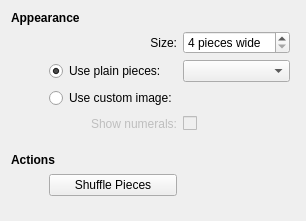
This is applets/fifteenPuzzle/src/fifteenPuzzleConfig.ui in KDE/kdeplasma-addons as Qt 5 draws it before an edit. The edited form follows.
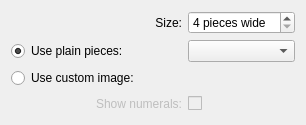
This is the edited form. Custom widgets are drawn as their Qt base class.

Commit message: * Don't apply config changes before the user presses OK. * Remove the shuffle button from the config dialog. * Only update the size of the puzzle if the user actually changed it. * Use configChanged() and configAccepted() properly. * Don't update pixmaps unless they need to be updated.

Patch:
```diff
--- a/applets/fifteenPuzzle/src/fifteenPuzzleConfig.ui
+++ b/applets/fifteenPuzzle/src/fifteenPuzzleConfig.ui
@@ -7,7 +7,7 @@
     <x>0</x>
     <y>0</y>
     <width>306</width>
-    <height>221</height>
+    <height>112</height>
    </rect>
   </property>
   <property name="windowTitle">
@@ -15,35 +15,6 @@
   </property>
   <layout class="QGridLayout" name="gridLayout">
    <item row="0" column="0" colspan="2">
-    <widget class="QLabel" name="label">
-     <property name="font">
-      <font>
-       <weight>75</weight>
-       <bold>true</bold>
-      </font>
-     </property>
-     <property name="text">
-      <string>Appearance</string>
-     </property>
-    </widget>
-   </item>
-   <item row="1" column="0">
-    <spacer name="horizontalSpacer">
-     <property name="orientation">
-      <enum>Qt::Horizontal</enum>
-     </property>
-     <property name="sizeType">
-      <enum>QSizePolicy::Fixed</enum>
-     </property>
-     <property name="sizeHint" stdset="0">
-      <size>
-       <width>13</width>
-       <height>23</height>
-      </size>
-     </property>
-    </spacer>
-   </item>
-   <item row="1" column="1" colspan="2">
     <widget class="QLabel" name="label_2">
      <property name="text">
       <string>Size:</string>
@@ -56,7 +27,7 @@
      </property>
     </widget>
    </item>
-   <item row="1" column="3">
+   <item row="0" column="2">
     <widget class="QSpinBox" name="size">
      <property name="suffix">
       <string> pieces wide</string>
@@ -66,7 +37,7 @@
      </property>
     </widget>
    </item>
-   <item row="2" column="1" colspan="2">
+   <item row="1" column="0" colspan="2">
     <widget class="QRadioButton" name="rb_identical">
      <property name="text">
       <string>Use plain pieces:</string>
@@ -76,17 +47,17 @@
      </property>
     </widget>
    </item>
-   <item row="2" column="3">
+   <item row="1" column="2">
     <widget class="KColorCombo" name="color"/>
    </item>
-   <item row="3" column="1" colspan="2">
+   <item row="2" column="0" colspan="2">
     <widget class="QRadioButton" name="rb_split">
      <property name="text">
       <string>Use custom image:</string>
      </property>
     </widget>
    </item>
-   <item row="3" column="3">
+   <item row="2" column="2">
     <widget class="KUrlRequester" name="urlRequester">
      <property name="enabled">
       <bool>false</bool>
@@ -96,7 +67,7 @@
      </property>
     </widget>
    </item>
-   <item row="4" column="1" colspan="2">
+   <item row="3" column="0" colspan="2">
     <layout class="QHBoxLayout" name="horizontalLayout">
      <item>
       <spacer name="horizontalSpacer_4">
@@ -132,82 +103,7 @@
      </item>
     </layout>
    </item>
-   <item row="5" column="0" colspan="2">
-    <spacer name="verticalSpacer_2">
-     <property name="orientation">
-      <enum>Qt::Vertical</enum>
-     </property>
-     <property name="sizeType">
-      <enum>QSizePolicy::Fixed</enum>
-     </property>
-     <property name="sizeHint" stdset="0">
-      <size>
-       <width>87</width>
-       <height>13</height>
-      </size>
-     </property>
-    </spacer>
-   </item>
-   <item row="6" column="0" colspan="2">
-    <widget class="QLabel" name="label_3">
-     <property name="font">
-      <font>
-       <weight>75</weight>
-       <bold>true</bold>
-      </font>
-     </property>
-     <property name="text">
-      <string>Actions</string>
-     </property>
-    </widget>
-   </item>
-   <item row="7" column="1" colspan="2">
-    <widget class="QPushButton" name="pb_shuffle">
-     <property name="text">
-      <string>Shuffle Pieces</string>
-     </property>
-    </widget>
-   </item>
-   <item row="7" column="3">
-    <spacer name="horizontalSpacer_2">
-     <property name="orientation">
-      <enum>Qt::Horizontal</enum>
-     </property>
-     <property name="sizeHint" stdset="0">
-      <size>
-       <width>169</width>
-       <height>24</height>
-      </size>
-     </property>
-    </spacer>
-   </item>
-   <item row="8" column="2">
-    <spacer name="verticalSpacer">
-     <property name="orientation">
-      <enum>Qt::Vertical</enum>
-     </property>
-     <property name="sizeHint" stdset="0">
-      <size>
-       <width>70</width>
-       <height>239</height>
-      </size>
-     </property>
-    </spacer>
-   </item>
-   <item row="1" column="4">
-    <spacer name="horizontalSpacer_3">
-     <property name="orientation">
-      <enum>Qt::Horizontal</enum>
-     </property>
-     <property name="sizeHint" stdset="0">
-      <size>
-       <width>169</width>
-       <height>22</height>
-      </size>
-     </property>
-    </spacer>
-   </item>
-   <item row="4" column="3">
+   <item row="3" column="2">
     <widget class="QCheckBox" name="cb_showNumerals">
      <property name="enabled">
       <bool>false</bool>
@@ -217,6 +113,19 @@
      </property>
     </widget>
    </item>
+   <item row="4" column="1">
+    <spacer name="verticalSpacer">
+     <property name="orientation">
+      <enum>Qt::Vertical</enum>
+     </property>
+     <property name="sizeHint" stdset="0">
+      <size>
+       <width>70</width>
+       <height>0</height>
+      </size>
+     </property>
+    </spacer>
+   </item>
   </layout>
  </widget>
  <customwidgets>
```
The commit also changes 6 other files.
